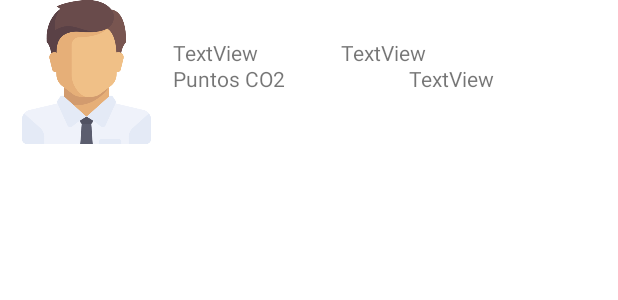
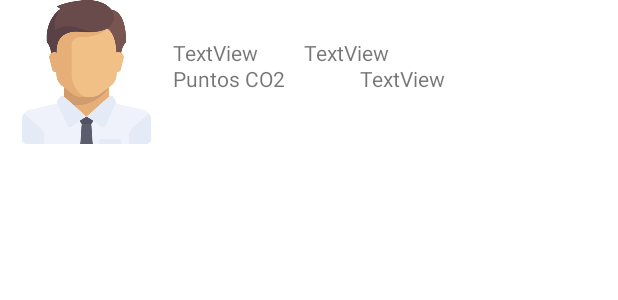
Before and after one commit to mikel-alvarez/4SharedCars, an Android app: the layout ranking_item.xml on its own in the app's theme, with its tools: preview values and no code run, on a phone screen of 412 x 824 dp. Shown: the top 300 px of the screen. Run offline under Robolectric (Android 15) with nearby library versions, the phone set to English and light mode, and no system bars.

Commit message:
ActionBar Actualizada

```diff
--- a/app/src/main/java/com/mikelalvarez/a4sharedcars/activites/AnadirRuta.java
+++ b/app/src/main/java/com/mikelalvarez/a4sharedcars/activites/AnadirRuta.java
@@ -48,6 +48,8 @@ public class AnadirRuta extends AppCompatActivity {
         Bundle bundle = getIntent().getExtras();
         Integer id = bundle.getInt("idAñadirRuta");
         conductor = realm.where(Usuario.class).equalTo("id",id).findFirst();
+
+        getSupportActionBar().setDisplayHomeAsUpEnabled(false);
 
         fecha = (CalendarView) findViewById(R.id.calendarioAñadirRuta);
         rutaNombre = (EditText) findViewById(R.id.txtRutaAñadirRuta);
--- a/app/src/main/java/com/mikelalvarez/a4sharedcars/activites/EditarRuta.java
+++ b/app/src/main/java/com/mikelalvarez/a4sharedcars/activites/EditarRuta.java
@@ -38,6 +38,8 @@ public class EditarRuta extends AppCompatActivity {
     protected void onCreate(Bundle savedInstanceState) {
         super.onCreate(savedInstanceState);
         setContentView(R.layout.activity_editar_ruta);
+
+        getSupportActionBar().setDisplayHomeAsUpEnabled(false);
 
         realm = Realm.getDefaultInstance();
 
--- a/app/src/main/java/com/mikelalvarez/a4sharedcars/activites/EditarUsuario.java
+++ b/app/src/main/java/com/mikelalvarez/a4sharedcars/activites/EditarUsuario.java
@@ -36,6 +36,8 @@ public class EditarUsuario extends AppCompatActivity {
         setContentView(R.layout.activity_editar_usuario);
 
         fotoPerfil = (ImageView) findViewById(R.id.imgPerfilEditarUsuario);
+
+        getSupportActionBar().setDisplayHomeAsUpEnabled(false);
 
         nombre = (TextView) findViewById(R.id.txtNombreEditarUsuario);
         apellido = (TextView) findViewById(R.id.txtApellidoEditarUsuario);
--- a/app/src/main/java/com/mikelalvarez/a4sharedcars/activites/GestionarRutas.java
+++ b/app/src/main/java/com/mikelalvarez/a4sharedcars/activites/GestionarRutas.java
@@ -43,6 +43,8 @@ public class GestionarRutas extends AppCompatActivity {
     protected void onCreate(Bundle savedInstanceState) {
         super.onCreate(savedInstanceState);
         setContentView(R.layout.activity_gestionar_rutas);
+
+        getSupportActionBar().setDisplayHomeAsUpEnabled(false);
 
         bundle = getIntent().getExtras();
 
--- a/app/src/main/java/com/mikelalvarez/a4sharedcars/activites/IniciarSesion.java
+++ b/app/src/main/java/com/mikelalvarez/a4sharedcars/activites/IniciarSesion.java
@@ -32,6 +32,8 @@ public class IniciarSesion extends AppCompatActivity {
     protected void onCreate(Bundle savedInstanceState) {
         super.onCreate(savedInstanceState);
         setContentView(R.layout.activity_iniciar_sesion);
+
+        getSupportActionBar().setDisplayHomeAsUpEnabled(false);
 
         txtContrasena = findViewById(R.id.txtContrasenaInicioSesion);
         txtUsuario = findViewById(R.id.txtNombreUsuarioInicioSesion);
--- a/app/src/main/java/com/mikelalvarez/a4sharedcars/activites/OtroUsuario.java
+++ b/app/src/main/java/com/mikelalvarez/a4sharedcars/activites/OtroUsuario.java
@@ -39,6 +39,8 @@ public class OtroUsuario extends AppCompatActivity {
         Integer id = bundle.getInt("idOtroUsuario");
         Integer idLogeado = bundle.getInt("idLogIn");
 
+        getSupportActionBar().setDisplayHomeAsUpEnabled(false);
+
         Usuario usuario = realm.where(Usuario.class).equalTo("id",id).findFirst();
         RealmResults<Ruta> rutas = realm.where(Ruta.class).equalTo("conductor", id).findAll();
 
--- a/app/src/main/java/com/mikelalvarez/a4sharedcars/activites/PaginaPrincipal.java
+++ b/app/src/main/java/com/mikelalvarez/a4sharedcars/activites/PaginaPrincipal.java
@@ -49,6 +49,8 @@ public class PaginaPrincipal extends AppCompatActivity {
     protected void onCreate(Bundle savedInstanceState) {
         super.onCreate(savedInstanceState);
         setContentView(R.layout.activity_pagina_principal);
+
+        getSupportActionBar().setDisplayHomeAsUpEnabled(true);
 
         bundle = getIntent().getExtras();
 
--- a/app/src/main/java/com/mikelalvarez/a4sharedcars/activites/Registro.java
+++ b/app/src/main/java/com/mikelalvarez/a4sharedcars/activites/Registro.java
@@ -39,6 +39,8 @@ public class Registro extends AppCompatActivity {
     protected void onCreate(Bundle savedInstanceState) {
         super.onCreate(savedInstanceState);
         setContentView(R.layout.activity_registro);
+
+        getSupportActionBar().setDisplayHomeAsUpEnabled(true);
 
         realm = Realm.getDefaultInstance();
 
--- a/app/src/main/res/layout/activity_gestionar_rutas.xml
+++ b/app/src/main/res/layout/activity_gestionar_rutas.xml
@@ -76,5 +76,6 @@
         app:layout_constraintStart_toStartOf="parent"
         app:layout_constraintTop_toTopOf="parent"
         app:layout_constraintVertical_bias="0.88"
-        app:srcCompat="?attr/actionModeCloseDrawable" />
+        app:srcCompat="?attr/actionModeCloseDrawable"
+        tools:ignore="SpeakableTextPresentCheck" />
 </androidx.constraintlayout.widget.ConstraintLayout>
--- a/app/src/main/res/layout/ranking_item.xml
+++ b/app/src/main/res/layout/ranking_item.xml
@@ -26,7 +26,7 @@
 
             <TextView
                 android:id="@+id/lblNombreRankingItem"
-                android:layout_width="112dp"
+                android:layout_width="87dp"
                 android:layout_height="wrap_content"
                 android:text="TextView" />
 
@@ -44,7 +44,7 @@
 
             <TextView
                 android:id="@+id/textView13"
-                android:layout_width="wrap_content"
+                android:layout_width="10dp"
                 android:layout_height="wrap_content"
                 android:layout_weight="1"
                 android:text="@string/puntos" />
```
